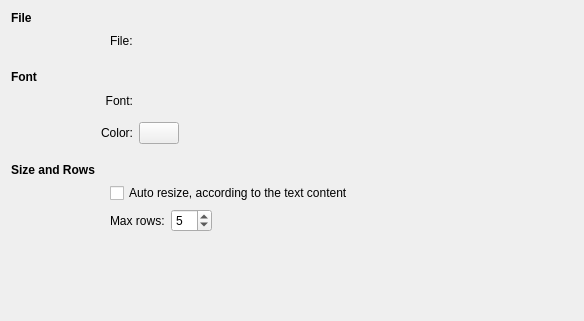
The window that applets/fileWatcher/fileWatcherConfig.ui (KDE/kdeplasma-addons) describes before a commit, drawn with Qt 5.
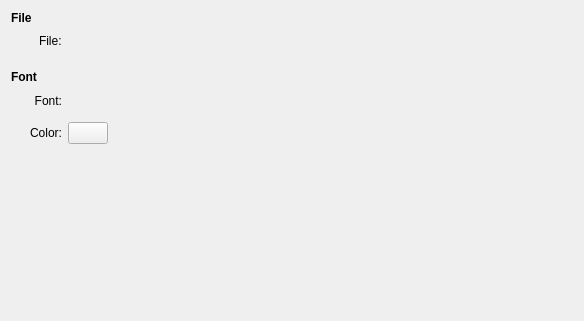
The same window after the commit. Custom widgets are drawn as their Qt base class.

Commit message: number of rows is changed automatically.

```diff
--- a/applets/fileWatcher/fileWatcherConfig.ui
+++ b/applets/fileWatcher/fileWatcherConfig.ui
@@ -121,7 +121,7 @@
      </item>
     </layout>
    </item>
-   <item row="12" column="3" >
+   <item row="9" column="3" >
     <spacer name="verticalSpacer" >
      <property name="orientation" >
       <enum>Qt::Vertical</enum>
@@ -166,66 +166,6 @@
      </property>
     </spacer>
    </item>
-   <item row="8" column="0" >
-    <widget class="QLabel" name="label_3" >
-     <property name="font" >
-      <font>
-       <weight>75</weight>
-       <bold>true</bold>
-      </font>
-     </property>
-     <property name="text" >
-      <string>Size and Rows</string>
-     </property>
-    </widget>
-   </item>
-   <item row="10" column="2" colspan="2" >
-    <layout class="QHBoxLayout" >
-     <item>
-      <widget class="QLabel" name="label" >
-       <property name="text" >
-        <string>Max rows:</string>
-       </property>
-      </widget>
-     </item>
-     <item>
-      <widget class="QSpinBox" name="maxRowsSpinBox" >
-       <property name="sizePolicy" >
-        <sizepolicy vsizetype="Fixed" hsizetype="Fixed" >
-         <horstretch>0</horstretch>
-         <verstretch>0</verstretch>
-        </sizepolicy>
-       </property>
-       <property name="minimum" >
-        <number>1</number>
-       </property>
-       <property name="value" >
-        <number>5</number>
-       </property>
-      </widget>
-     </item>
-     <item>
-      <spacer name="horizontalSpacer_4" >
-       <property name="orientation" >
-        <enum>Qt::Horizontal</enum>
-       </property>
-       <property name="sizeHint" stdset="0" >
-        <size>
-         <width>40</width>
-         <height>20</height>
-        </size>
-       </property>
-      </spacer>
-     </item>
-    </layout>
-   </item>
-   <item row="9" column="2" colspan="2" >
-    <widget class="QCheckBox" name="autoResizeCheckBox" >
-     <property name="text" >
-      <string>Auto resize, according to the text content</string>
-     </property>
-    </widget>
-   </item>
    <item row="1" column="3" >
     <widget class="KUrlRequester" name="pathUrlRequester" />
    </item>
```
The commit also changes 2 other files.
